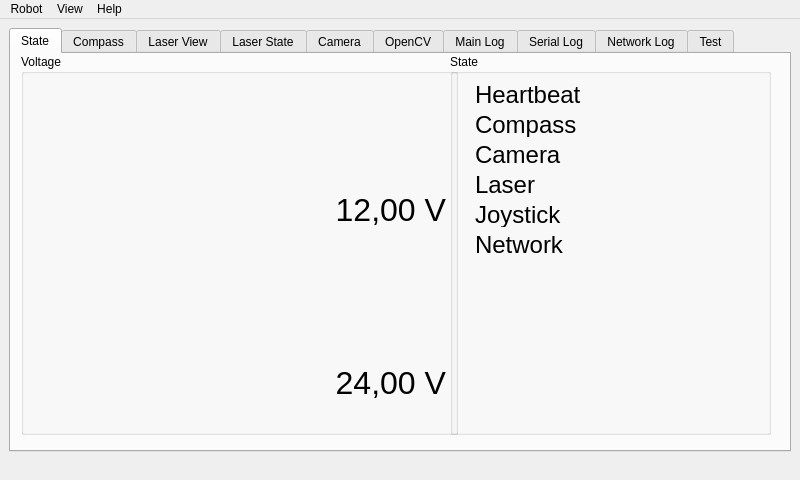
Before: the Qt Designer form direcs/src/direcsSmall.ui in markusk/direcs, drawn with Qt 5.
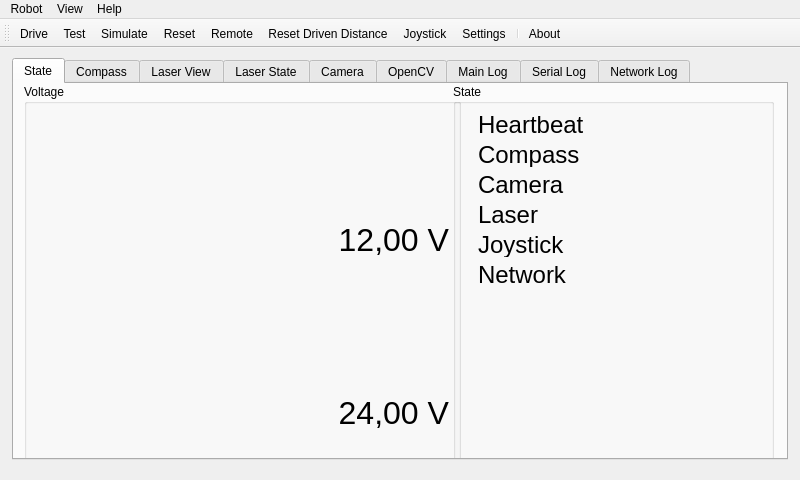
After: the same form once the commit is applied. The open tabs and pages were chosen to show the change. Icons and pictures are not drawn. Custom widgets are drawn as their Qt base class.

Commit message: Updated small GUI with actions

Patch:
```diff
--- a/direcs/src/direcsSmall.ui
+++ b/direcs/src/direcsSmall.ui
@@ -32,9 +32,21 @@
    <string>direcs</string>
   </property>
   <widget class="QWidget" name="centralwidget">
-   <layout class="QGridLayout" name="gridLayout_2">
-    <item row="0" column="0">
      <widget class="QTabWidget" name="tabWidget">
+    <property name="geometry">
+     <rect>
+      <x>12</x>
+      <y>10</y>
+      <width>776</width>
+      <height>402</height>
+     </rect>
+    </property>
+    <property name="sizePolicy">
+     <sizepolicy hsizetype="Fixed" vsizetype="Fixed">
+      <horstretch>0</horstretch>
+      <verstretch>0</verstretch>
+     </sizepolicy>
+    </property>
       <property name="currentIndex">
        <number>8</number>
       </property>
@@ -1630,14 +1642,7 @@
         </property>
        </widget>
       </widget>
-      <widget class="QWidget" name="tabTest">
-       <attribute name="title">
-        <string>Test</string>
-       </attribute>
-      </widget>
-     </widget>
-    </item>
-   </layout>
+   </widget>
   </widget>
   <widget class="QMenuBar" name="menubar">
    <property name="geometry">
@@ -1667,10 +1672,26 @@
    <addaction name="menuView"/>
    <addaction name="menuHelp"/>
   </widget>
-  <widget class="QStatusBar" name="statusbar">
-   <property name="sizeGripEnabled">
-    <bool>false</bool>
+  <widget class="QToolBar" name="toolBar">
+   <property name="windowTitle">
+    <string>toolBar</string>
    </property>
+   <attribute name="toolBarArea">
+    <enum>TopToolBarArea</enum>
+   </attribute>
+   <attribute name="toolBarBreak">
+    <bool>false</bool>
+   </attribute>
+   <addaction name="actionDrive"/>
+   <addaction name="actionTest"/>
+   <addaction name="actionSimulate"/>
+   <addaction name="actionReset"/>
+   <addaction name="actionRemote"/>
+   <addaction name="actionResetDrivenDistance"/>
+   <addaction name="actionJoystick"/>
+   <addaction name="actionSettings"/>
+   <addaction name="separator"/>
+   <addaction name="actionAbout"/>
   </widget>
   <action name="actionExit">
    <property name="icon">
```
Left out of the diff: 8 changed lines with no effect on the pictures. Lines whose indentation alone changed are shown as unchanged.
